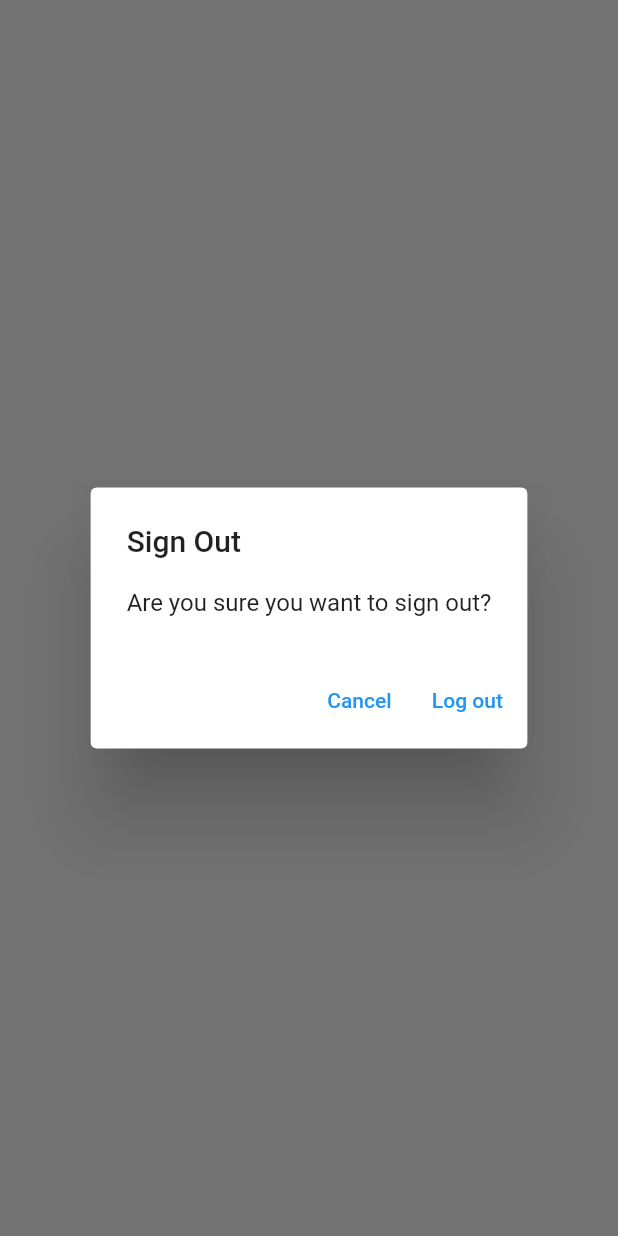
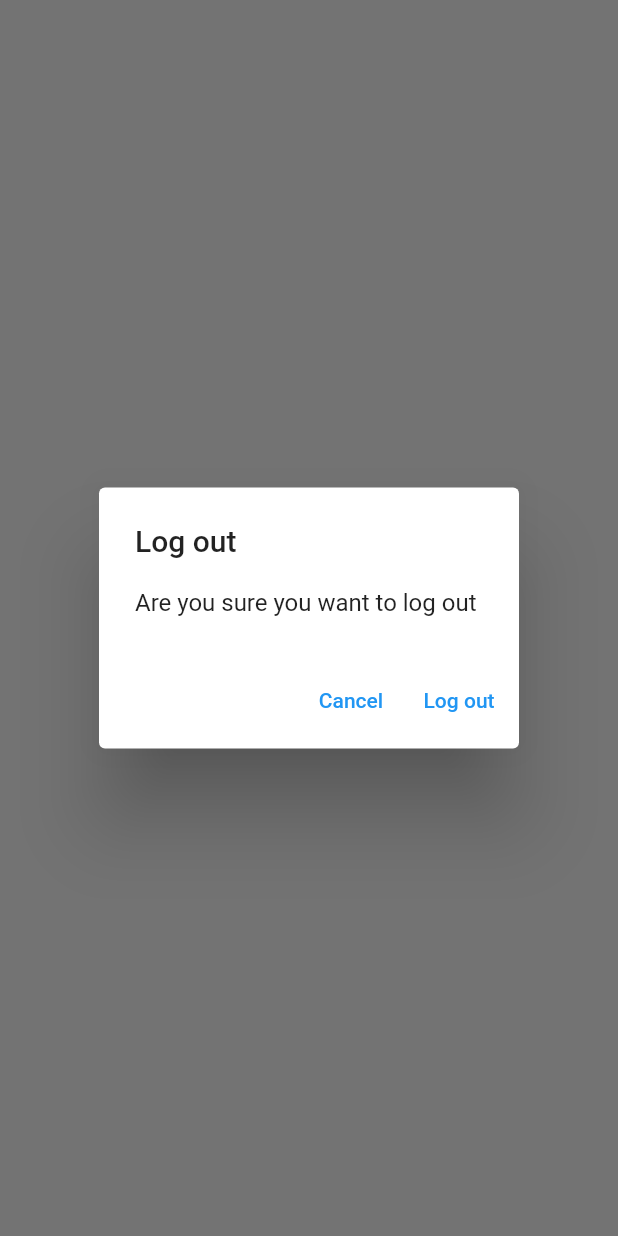
Before and after one commit to Sarawa03/myFirstFlutterProject, a Flutter app: what showLogOutDialog() shows on an empty page, opened directly, on a phone screen of 412 x 824 dp. Run offline on Flutter 3.47's test engine with Material 2 defaults, Android fonts, the phone set to English and light mode, and no system bars; our stand-ins replace firebase_auth, firebase_core, sqflite; accounts and stored records are empty; network calls fail.

Commit message:
Chapter 33

```diff
--- /dev/null
+++ b/lib/utilities/dialogs/generic_dialog.dart
@@ -0,0 +1,34 @@
+import 'package:flutter/material.dart';
+
+typedef DialogOptionBuilder<T> = Map<String, T?> Function();
+
+Future<T?> showGenericDialog<T>({
+  required BuildContext context,
+  required String title,
+  required String content,
+  required DialogOptionBuilder optionsBuilder,
+}) {
+  final options = optionsBuilder();
+  return showDialog<T>(
+    context: context,
+    builder: (context) {
+      return AlertDialog(
+        title: Text(title),
+        content: Text(content),
+        actions: options.keys.map((optionTitle) {
+          final T value = options[optionTitle];
+          return TextButton(
+            onPressed: () {
+              if (value != null) {
+                Navigator.of(context).pop(value);
+              } else {
+                Navigator.of(context).pop();
+              }
+            },
+            child: Text(optionTitle),
+          );
+        }).toList(),
+      );
+    },
+  );
+}
--- /dev/null
+++ b/lib/utilities/dialogs/logout_dialog.dart
@@ -0,0 +1,11 @@
+import 'package:flutter/material.dart';
+import 'package:saranotes/utilities/dialogs/generic_dialog.dart';
+
+Future<bool> showLogOutDialog(BuildContext context) {
+  return showGenericDialog(
+          context: context,
+          title: 'Log out',
+          content: 'Are you sure you want to log out',
+          optionsBuilder: () => {'Cancel': false, 'Log out': true})
+      .then((value) => value ?? false);
+}
--- a/lib/views/login_view.dart
+++ b/lib/views/login_view.dart
@@ -5,7 +5,7 @@
 import 'package:saranotes/services/auth/auth_exceptions.dart';
 import 'package:saranotes/services/auth/auth_services.dart';
 
-import '../utilities/show_error_dialog.dart';
+import '../utilities/dialogs/error_dialog.dart';
 
 class LoginView extends StatefulWidget {
   const LoginView({Key? key}) : super(key: key);
--- a/lib/views/notes/notes_view.dart
+++ b/lib/views/notes/notes_view.dart
@@ -4,6 +4,9 @@
 import 'package:saranotes/enums/menu_action.dart';
 import 'package:saranotes/services/auth/auth_services.dart';
 import 'package:saranotes/services/crud/notes_service.dart';
+import 'package:saranotes/views/notes/notes_list_view.dart';
+
+import '../../utilities/dialogs/logout_dialog.dart';
 
 class NotesView extends StatefulWidget {
   const NotesView({super.key});
@@ -72,18 +75,10 @@
                       case ConnectionState.active:
                         if (snapshot.hasData) {
                           final allNotes = snapshot.data as List<DatabaseNote>;
-                          return ListView.builder(
-                            itemCount: allNotes.length,
-                            itemBuilder: (context, index) {
-                              final note = allNotes[index];
-                              return ListTile(
-                                title: Text(
-                                  note.text,
-                                  maxLines: 1,
-                                  softWrap: true,
-                                  overflow: TextOverflow.ellipsis,
-                                ),
-                              );
+                          return NotesListView(
+                            notes: allNotes,
+                            onDeleteNote: (note) async {
+                              await _notesService.deleteNote(id: note.id);
                             },
                           );
                         } else {
@@ -101,28 +96,3 @@
         ));
   }
 }
-
-Future<bool> showLogOutDialog(BuildContext context) {
-  return showDialog<bool>(
-    context: context,
-    builder: (context) {
-      return AlertDialog(
-        title: const Text('Sign Out'),
-        content: const Text('Are you sure you want to sign out?'),
-        actions: [
-          TextButton(
-              onPressed: () {
-                Navigator.of(context).pop(false);
-              },
-              child: const Text('Cancel')),
-          TextButton(
-            onPressed: () {
-              Navigator.of(context).pop(true);
-            },
-            child: const Text('Log out'),
-          )
-        ],
-      );
-    },
-  ).then((value) => value ?? false);
-}
--- a/lib/views/register_view.dart
+++ b/lib/views/register_view.dart
@@ -5,7 +5,7 @@
 import 'package:saranotes/services/auth/auth_exceptions.dart';
 import 'package:saranotes/services/auth/auth_services.dart';
 
-import '../utilities/show_error_dialog.dart';
+import '../utilities/dialogs/error_dialog.dart';
 
 class RegisterView extends StatefulWidget {
   const RegisterView({super.key});
```
Also changed, not shown: lib/utilities/dialogs/delete_dialog.dart (added, +12 -0 lines), lib/utilities/dialogs/error_dialog.dart (added, +12 -0 lines), lib/utilities/show_error_dialog.dart (deleted, +0 -21 lines), lib/views/notes/notes_list_view.dart (added, +41 -0 lines).
